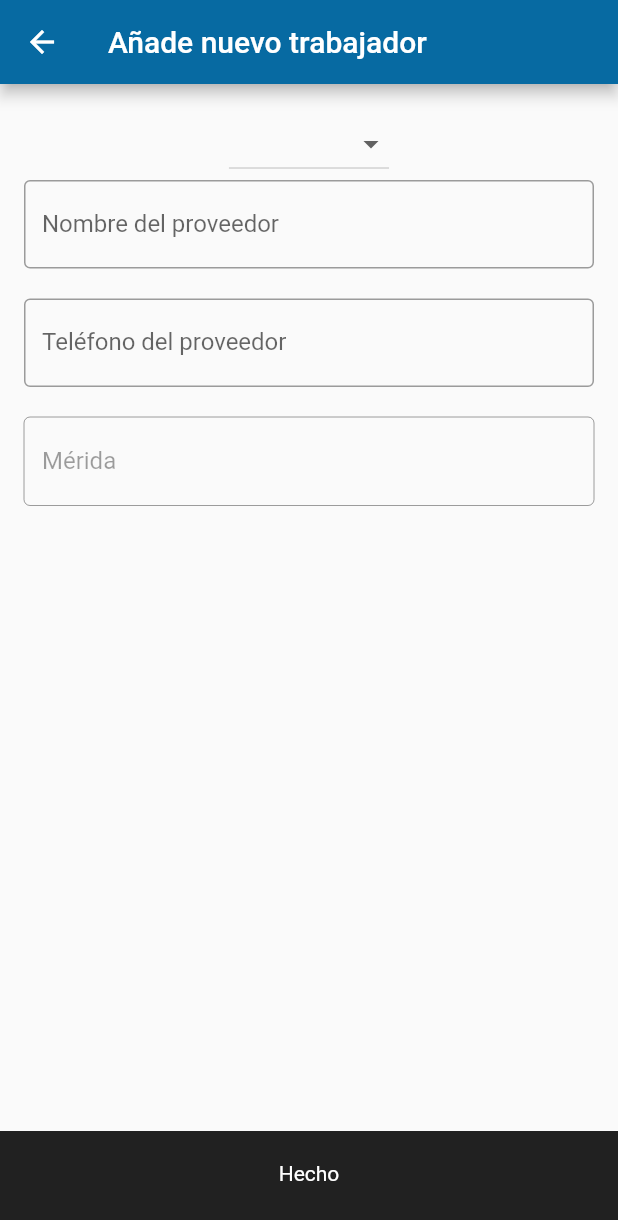
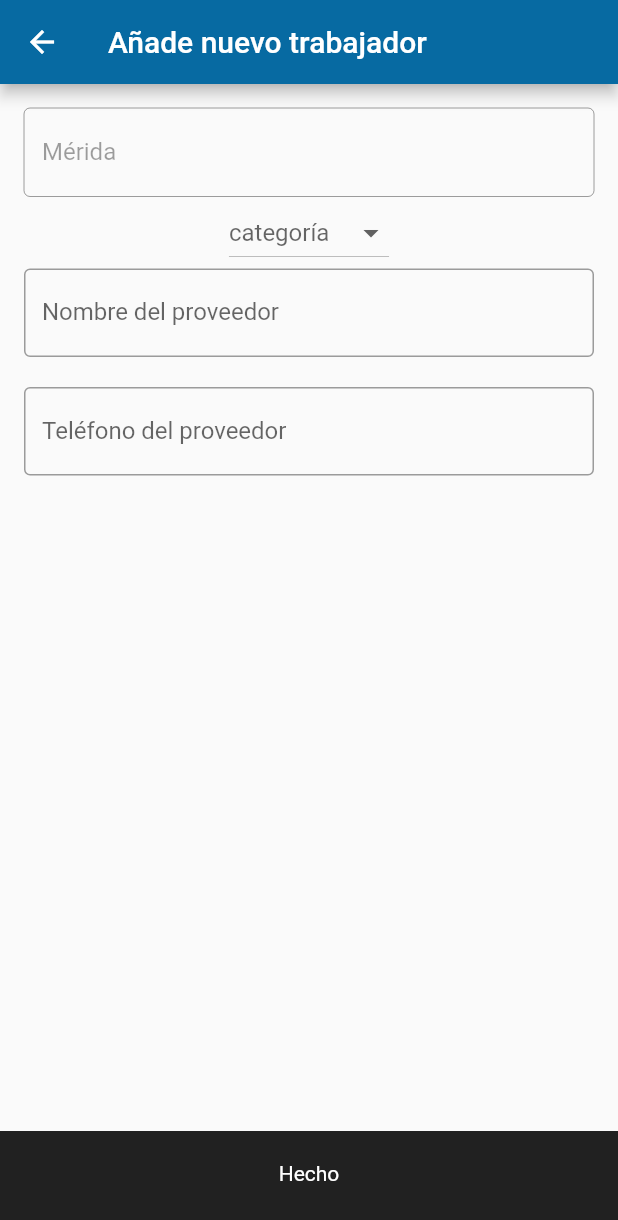
Before and after one commit to tomasbaran/gapi, a Flutter app: the AddProviderScreen screen opened directly, on a phone screen of 412 x 824 dp. Shown: the top 1220 px of the screen. Run offline on Flutter 3.47's test engine with Material 2 defaults, Android fonts, the phone set to English and light mode, and no system bars.

Commit message:
Formatting

```diff
--- a/lib/screens/add_provider_screen.dart
+++ b/lib/screens/add_provider_screen.dart
@@ -30,7 +30,17 @@ class _AddProviderScreenState extends State<AddProviderScreen> {
             padding: const EdgeInsets.all(16.0),
             child: Column(
               children: [
+                TextField(
+                  enabled: false,
+                  onChanged: ((value) => providerLocation = value),
+                  decoration: InputDecoration(
+                    label: Text('Mérida'),
+                    border: OutlineInputBorder(),
+                    hintText: 'Mérida',
+                  ),
+                ),
                 DropdownButton(
+                  hint: const Text('categoría'),
                   value: _dropdownValue,
                   items: List.generate(
                     categories.length,
@@ -42,6 +52,7 @@ class _AddProviderScreenState extends State<AddProviderScreen> {
                   onChanged: (newValue) {
                     setState(() {
                       _dropdownValue = newValue;
+                      print('dropdownValue: $_dropdownValue');
                     });
                   },
                 ),
@@ -59,19 +70,11 @@ class _AddProviderScreenState extends State<AddProviderScreen> {
                   decoration: InputDecoration(
                     label: Text('Teléfono del proveedor'),
                     border: OutlineInputBorder(),
+                    prefixText: '+52 ',
                     hintText: '999 123 45 67',
                   ),
                 ),
                 SizedBox(height: 20),
-                TextField(
-                  enabled: false,
-                  onChanged: ((value) => providerLocation = value),
-                  decoration: InputDecoration(
-                    label: Text('Mérida'),
-                    border: OutlineInputBorder(),
-                    hintText: 'Mérida',
-                  ),
-                ),
               ],
             ),
           ),
```
